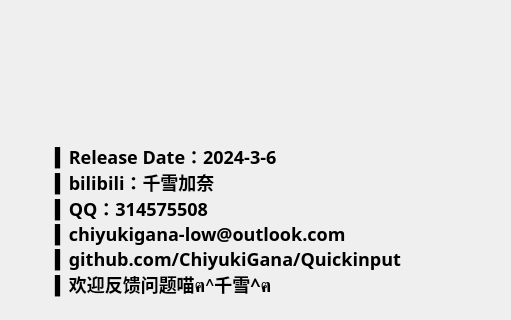
Above: .ui/AboutUi.ui from ChiyukiGana/Quickinput before the change; both pictures show x 0 to 511 and y 0 to 320 of the 640 by 440 pixel window. Below: the same form after it.
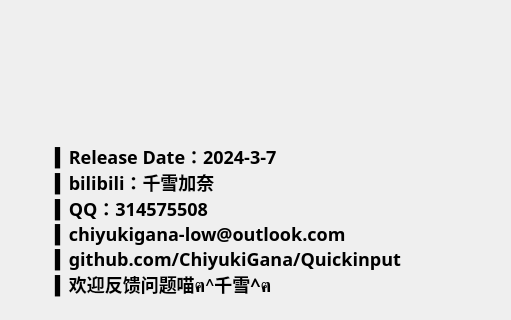
That is the form after the change. Icons and pictures are not drawn.

```diff
--- a/.ui/AboutUi.ui
+++ b/.ui/AboutUi.ui
@@ -75,7 +75,7 @@
 QLabel:hover{color:#00F;}</string>
      </property>
      <property name="text">
-      <string>▍Release Date：2024-3-6
+      <string>▍Release Date：2024-3-7
 ▍bilibili：千雪加奈
 ▍QQ：314575508
 ▍chiyukigana-low@outlook.com
```
